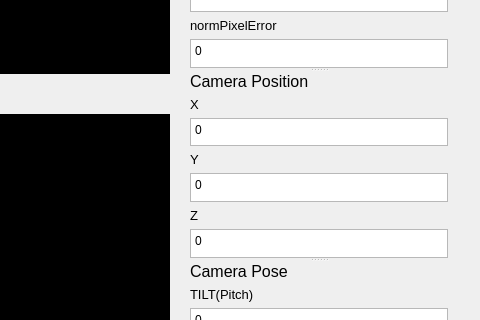
Old version of the form ui/cameraposeestimation.ui in the repository owo458/TempProject; both pictures show x 520 to 1000 and y 336 to 656 of the 1000 by 880 pixel window.
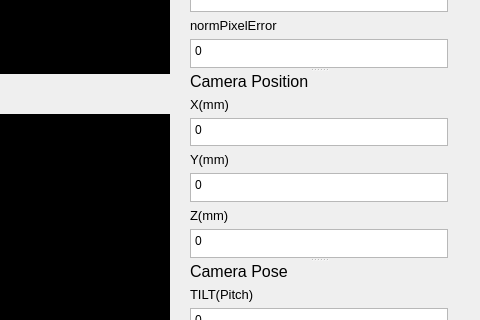
New version of the form.

Commit message: [UI변경] CameraPoseEstimation에서 CameraPose의 단위 추가

The edit to the form file:
```diff
--- a/ui/cameraposeestimation.ui
+++ b/ui/cameraposeestimation.ui
@@ -204,7 +204,7 @@
      <item>
       <widget class="QLabel" name="label_X">
        <property name="text">
-        <string>&lt;html&gt;&lt;head/&gt;&lt;body&gt;&lt;p&gt;&lt;span style=&quot; font-size:10pt;&quot;&gt;X&lt;/span&gt;&lt;/p&gt;&lt;/body&gt;&lt;/html&gt;</string>
+        <string>&lt;html&gt;&lt;head/&gt;&lt;body&gt;&lt;p&gt;&lt;span style=&quot; font-size:10pt;&quot;&gt;X(mm)&lt;/span&gt;&lt;/p&gt;&lt;/body&gt;&lt;/html&gt;</string>
        </property>
       </widget>
      </item>
@@ -222,7 +222,7 @@
      <item>
       <widget class="QLabel" name="label_Y">
        <property name="text">
-        <string>&lt;html&gt;&lt;head/&gt;&lt;body&gt;&lt;p&gt;&lt;span style=&quot; font-size:10pt;&quot;&gt;Y&lt;/span&gt;&lt;/p&gt;&lt;/body&gt;&lt;/html&gt;</string>
+        <string>&lt;html&gt;&lt;head/&gt;&lt;body&gt;&lt;p&gt;&lt;span style=&quot; font-size:10pt;&quot;&gt;Y(mm)&lt;/span&gt;&lt;/p&gt;&lt;/body&gt;&lt;/html&gt;</string>
        </property>
       </widget>
      </item>
@@ -240,7 +240,7 @@
      <item>
       <widget class="QLabel" name="label_Z">
        <property name="text">
-        <string>&lt;html&gt;&lt;head/&gt;&lt;body&gt;&lt;p&gt;&lt;span style=&quot; font-size:10pt;&quot;&gt;Z&lt;/span&gt;&lt;/p&gt;&lt;/body&gt;&lt;/html&gt;</string>
+        <string>&lt;html&gt;&lt;head/&gt;&lt;body&gt;&lt;p&gt;&lt;span style=&quot; font-size:10pt;&quot;&gt;Z(mm)&lt;/span&gt;&lt;/p&gt;&lt;/body&gt;&lt;/html&gt;</string>
        </property>
       </widget>
      </item>
```
